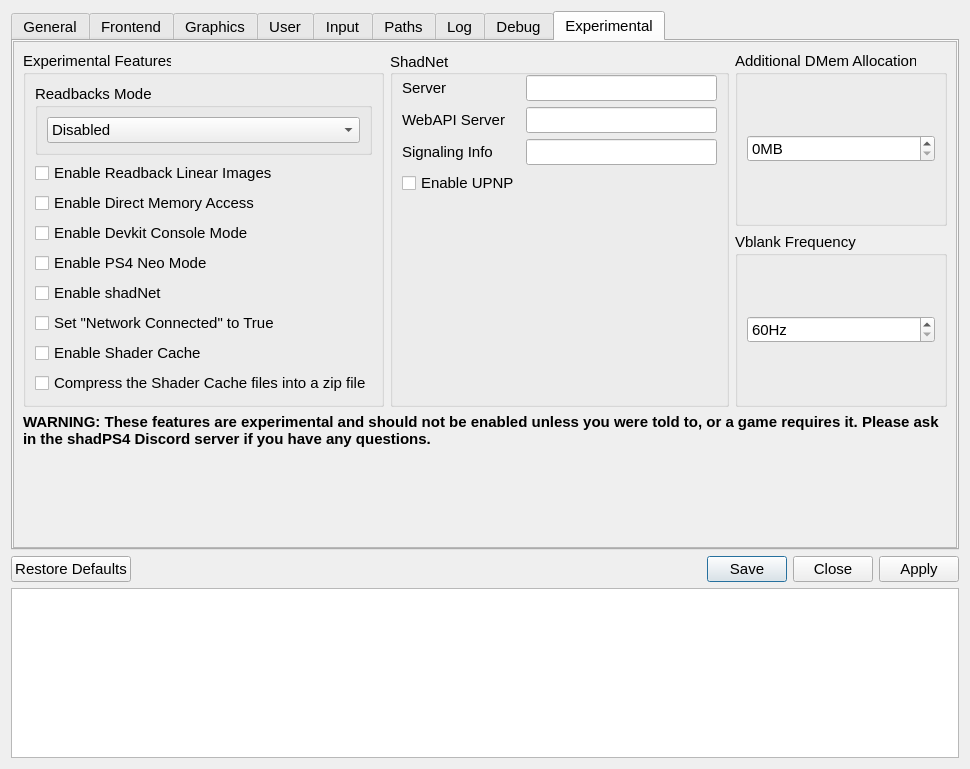
The window that src/qt_gui/settings_dialog.ui (shadps4-emu/shadps4-qtlauncher) describes before a commit, drawn with Qt 5.
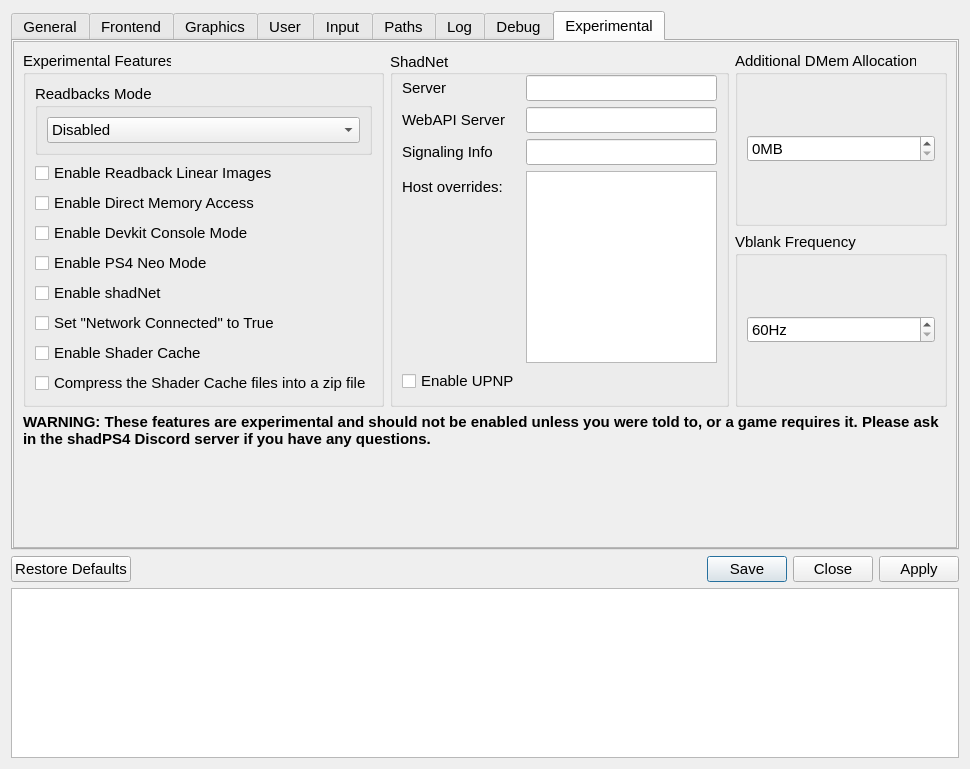
The same window after the commit. Icons and pictures are not drawn.

Commit message: host overrides partial support

```diff
--- a/src/qt_gui/settings_dialog.ui
+++ b/src/qt_gui/settings_dialog.ui
@@ -2542,7 +2542,7 @@
                 <number>0</number>
                </property>
                <property name="bottomMargin">
-                <number>200</number>
+                <number>0</number>
                </property>
                <item row="1" column="0">
                 <widget class="QLabel" name="serverLabel">
@@ -2566,23 +2566,6 @@
                  </property>
                 </widget>
                </item>
-               <item row="4" column="0">
-                <widget class="QLabel" name="signalingInfoLabel">
-                 <property name="text">
-                  <string>Signaling Info</string>
-                 </property>
-                </widget>
-               </item>
-               <item row="4" column="1">
-                <widget class="QLineEdit" name="signalingInfoLineEdit"/>
-               </item>
-               <item row="6" column="0">
-                <widget class="QCheckBox" name="upnpCheckBox">
-                 <property name="text">
-                  <string>Enable UPNP</string>
-                 </property>
-                </widget>
-               </item>
                <item row="1" column="1">
                 <widget class="QLineEdit" name="serverLineEdit">
                  <property name="sizePolicy">
@@ -2609,6 +2592,40 @@
                <item row="3" column="1">
                 <widget class="QLineEdit" name="servWebApiLineEdit"/>
                </item>
+               <item row="4" column="0">
+                <widget class="QLabel" name="signalingInfoLabel">
+                 <property name="text">
+                  <string>Signaling Info</string>
+                 </property>
+                </widget>
+               </item>
+               <item row="4" column="1">
+                <widget class="QLineEdit" name="signalingInfoLineEdit"/>
+               </item>
+               <item row="7" column="0">
+                <widget class="QLabel" name="hostOverridesLabel">
+                 <property name="text">
+                  <string>Host overrides:</string>
+                 </property>
+                </widget>
+               </item>
+               <item row="7" column="1">
+                <widget class="QTextEdit" name="hostOverridesTextEdit">
+                 <property name="sizePolicy">
+                  <sizepolicy hsizetype="Expanding" vsizetype="Maximum">
+                   <horstretch>0</horstretch>
+                   <verstretch>0</verstretch>
+                  </sizepolicy>
+                 </property>
+                </widget>
+               </item>
+               <item row="8" column="0">
+                <widget class="QCheckBox" name="upnpCheckBox">
+                 <property name="text">
+                  <string>Enable UPNP</string>
+                 </property>
+                </widget>
+               </item>
               </layout>
              </widget>
             </item>
```
The commit also changes 2 other files.
